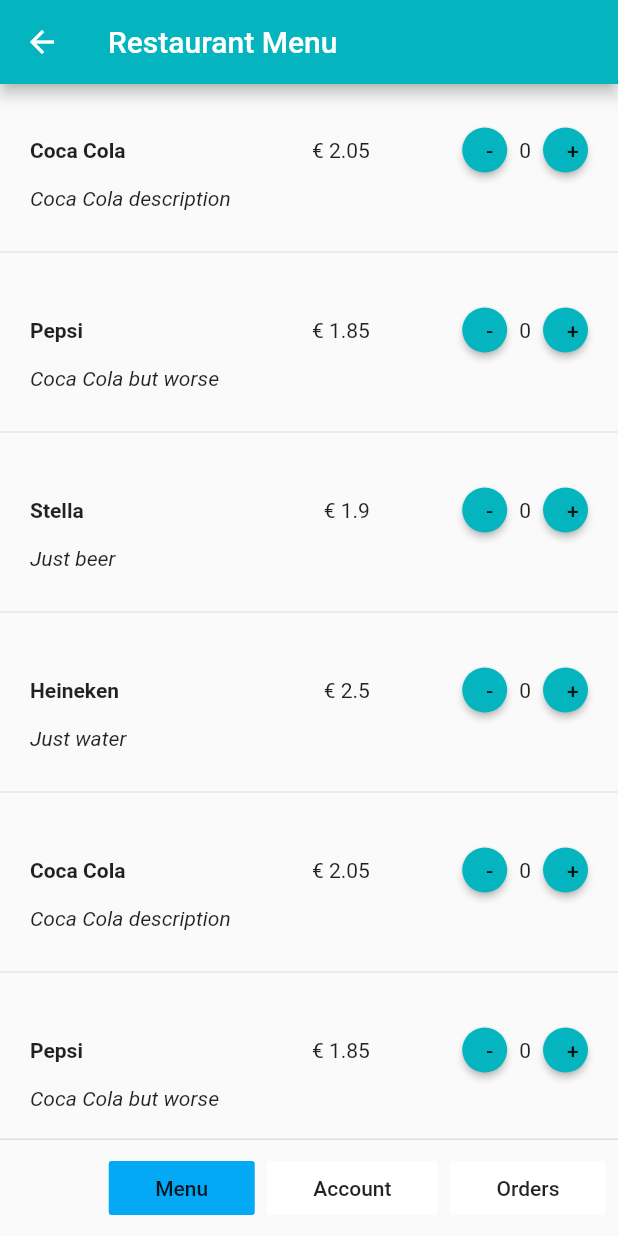
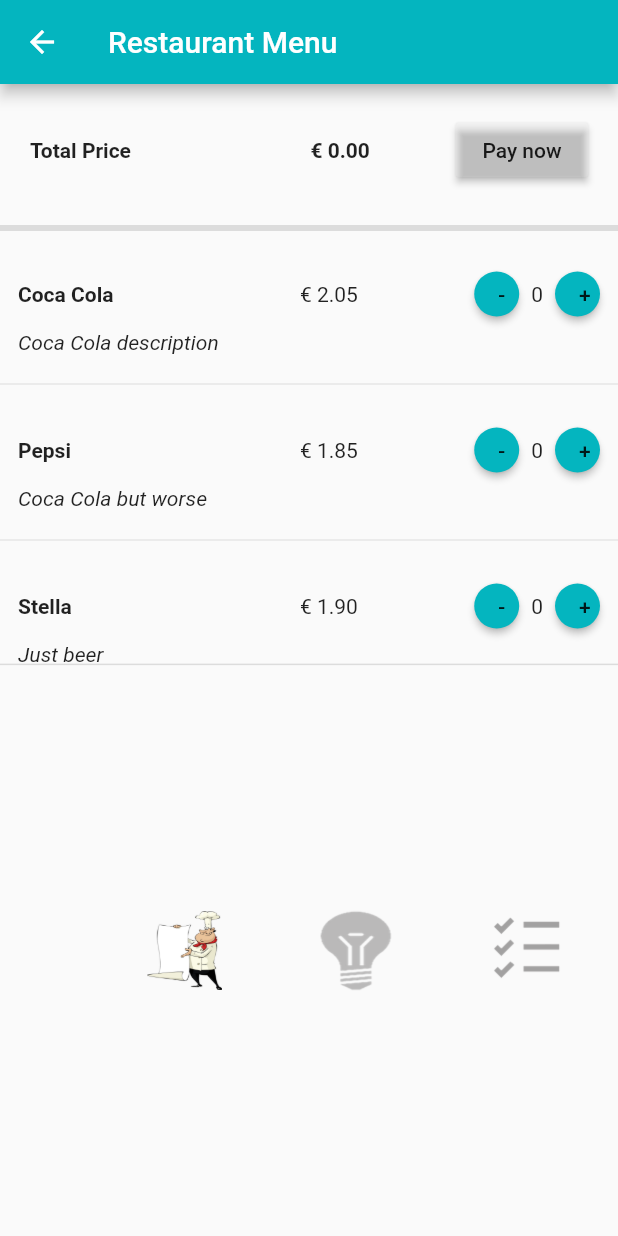
Before and after one commit to alexanderbodard/appetite-frontend, a Flutter app: the Restaurant screen opened directly, on a phone screen of 412 x 824 dp. Run offline on Flutter 3.47's test engine with Material 2 defaults, Android fonts, the phone set to English and light mode, and no system bars.

Commit message:
Finish Menu

```diff
--- a/lib/constants.dart
+++ b/lib/constants.dart
@@ -2,5 +2,5 @@ import 'package:flutter/material.dart';
 
 class Constants {
   static const int kotszakske = 0xff04b5bf;
-  static const double flatButtonPadding = 31.0;
+  static const double flatButtonPadding = 28.0;
 }
--- a/lib/restaurant.dart
+++ b/lib/restaurant.dart
@@ -56,7 +56,7 @@ class _AccountButton extends StatelessWidget {
 
   Widget build(BuildContext context) {
     return FlatButton(
-      child: Text('Account'),
+      child: Image.asset('assets/icons/account_' + (parent._tab == 'Account' ? 'selected' : 'normal') + '.png', width: 50),
       onPressed: () {
         parent.setTab('Account');
       },
@@ -64,7 +64,6 @@ class _AccountButton extends StatelessWidget {
         left: Constants.flatButtonPadding,
         right: Constants.flatButtonPadding,
       ),
-      color: parent._tab == 'Account' ? Colors.lightBlue : Colors.white
     );
   }
 }
@@ -76,7 +75,7 @@ class _MenuButton extends StatelessWidget {
 
   Widget build(BuildContext context) {
     return FlatButton(
-      child: Text('Menu'),
+      child: Image.asset('assets/icons/menu_' + (parent._tab == 'Menu' ? 'selected' : 'normal') + '.png', width: 50),
       onPressed: () {
         parent.setTab('Menu');
       },
@@ -84,7 +83,6 @@ class _MenuButton extends StatelessWidget {
         left: Constants.flatButtonPadding,
         right: Constants.flatButtonPadding,
       ),
-      color: parent._tab == 'Menu' ? Colors.lightBlue : Colors.white
     );
   }
 }
@@ -96,7 +94,7 @@ class _OrdersButton extends StatelessWidget {
 
   Widget build(BuildContext context) {
     return FlatButton(
-      child: Text('Orders'),
+      child: Image.asset('assets/icons/orders_' + (parent._tab == 'Orders' ? 'selected' : 'normal') + '.png', width: 50),
       onPressed: () {
         parent.setTab('Orders');
       },
@@ -104,7 +102,6 @@ class _OrdersButton extends StatelessWidget {
         left: Constants.flatButtonPadding,
         right: Constants.flatButtonPadding,
       ),
-      color: parent._tab == 'Orders' ? Colors.lightBlue : Colors.white
     );
   }
 }
--- a/lib/restaurant/menu_body.dart
+++ b/lib/restaurant/menu_body.dart
@@ -1,12 +1,59 @@
 import 'package:flutter/material.dart';
 import 'package:appetite/constants.dart';
 
-class MenuBody extends StatelessWidget {
+class MenuBody extends StatefulWidget {
+  MenuBodyState createState() => MenuBodyState();
+}
+
+class MenuBodyState extends State<MenuBody> {
+  final List<MenuItem> menuItems = MenuItem.mock;
+
   Widget build(BuildContext context) {
     return ListView(
-      children: MenuItem.mock.map(
-          (menuItem) => MenuItemWidget(menuItem)
-      ).fold(List(), (acc, item) => acc.length > 0 ? acc + [Divider(), item] : acc + [item])
+      children: menuItems.map(
+              (menuItem) => MenuItemWidget(menuItem, this)
+      ).fold(List(), (acc, item) => acc.length > 0 ? acc + [Divider(), item] : acc + [header(), Divider(thickness: 4),item])
+    );
+  }
+
+  Widget header() {
+    return Container(
+      child: Row(
+        mainAxisAlignment: MainAxisAlignment.spaceBetween,
+        children: <Widget>[
+          Container(
+            child: Row(
+              mainAxisAlignment: MainAxisAlignment.spaceBetween,
+              children: <Widget>[
+                Text('Total Price', style: TextStyle(fontWeight: FontWeight.bold)),
+                Text('€ ' + menuItems.fold(0, (acc, item) => acc + item.price * item.count).toStringAsFixed(2), style: TextStyle(fontWeight: FontWeight.bold)),
+              ],
+            ),
+            width: MediaQuery.of(context).size.width * 0.55,
+          ),
+          PayNowButton()
+        ],
+      ),
+      margin: const EdgeInsets.all(20.0)
+    );
+  }
+}
+
+class PayNowButton extends StatelessWidget {
+
+  Widget build(BuildContext context) {
+    return RaisedButton(
+      onPressed: () {
+        showDialog(
+          context: context,
+          child: AlertDialog(
+            title: Text('Alert'),
+            content: Text('You paid'),
+          ),
+        );
+      },
+      child: Text('Pay now'),
+      color: Colors.white12,
     );
   }
 }
@@ -28,7 +75,7 @@ class Counter extends StatelessWidget {
             shape: CircleBorder()
           ),
         ),
-        Container(child: Text(menuItemWidgetState.count.toString(), textAlign: TextAlign.center), margin: EdgeInsets.only(left: 8, right: 8)),
+        Container(child: Text(menuItemWidgetState.menuItem.count.toString(), textAlign: TextAlign.center), margin: EdgeInsets.only(left: 8, right: 8)),
         SizedBox(
           width: 30.0,
           child: RaisedButton(
@@ -45,21 +92,26 @@ class Counter extends StatelessWidget {
 
 class MenuItemWidget extends StatefulWidget {
   final MenuItem menuItem;
+  final MenuBodyState menuBodyState;
 
-  MenuItemWidget(this.menuItem);
+  MenuItemWidget(this.menuItem, this.menuBodyState);
 
-  MenuItemWidgetState createState() => MenuItemWidgetState(menuItem);
+  MenuItemWidgetState createState() => MenuItemWidgetState(menuItem, menuBodyState);
 }
 
 class MenuItemWidgetState extends State<MenuItemWidget> {
   final MenuItem menuItem;
-  int count = 0;
+  final MenuBodyState menuBodyState;
 
-  MenuItemWidgetState(this.menuItem);
+  MenuItemWidgetState(this.menuItem, this.menuBodyState);
 
-  void countUp() => setState(() => count++);
+  void countUp() {
+    menuBodyState.setState(() => menuItem.count++);
+  }
 
-  void countDown() => setState(() => count = count == 0 ? 0 : count - 1);
+  void countDown() {
+    menuBodyState.setState(() => menuItem.count = menuItem.count == 0 ? 0 : menuItem.count - 1);
+  }
 
   Widget build(BuildContext context) {
     return Container(
@@ -73,7 +125,7 @@ class MenuItemWidgetState extends State<MenuItemWidget> {
                   mainAxisAlignment: MainAxisAlignment.spaceBetween,
                   children: <Widget>[
                     Text(menuItem.name, style: TextStyle(fontWeight: FontWeight.bold)),
-                    Text('€ ' + menuItem.price.toString()),
+                    Text('€ ' + menuItem.price.toStringAsFixed(2)),
                   ],
                 ),
                 width: MediaQuery.of(context).size.width * 0.55,
@@ -88,7 +140,7 @@ class MenuItemWidgetState extends State<MenuItemWidget> {
           ),
         ],
       ),
-      margin: const EdgeInsets.all(20.0),
+      margin: const EdgeInsets.all(12.0),
     );
   }
 }
@@ -98,6 +150,8 @@ class MenuItem {
   double price;
   String name;
   String description;
+
+  int count = 0;
 
   MenuItem(this.id, this.price, this.name, this.description);
 
--- a/pubspec.yaml
+++ b/pubspec.yaml
@@ -43,6 +43,7 @@ flutter:
   uses-material-design: true
   assets:
     - assets/Appetite wit.png
+    - assets/icons/
 
   # To add assets to your application, add an assets section, like this:
   # assets:
```
Also changed, not shown: assets/icons/account_normal.png (added), assets/icons/account_selected.png (added), assets/icons/menu_normal.png (added), assets/icons/menu_selected.png (added), assets/icons/orders_normal.png (added), assets/icons/orders_selected.png (added).
